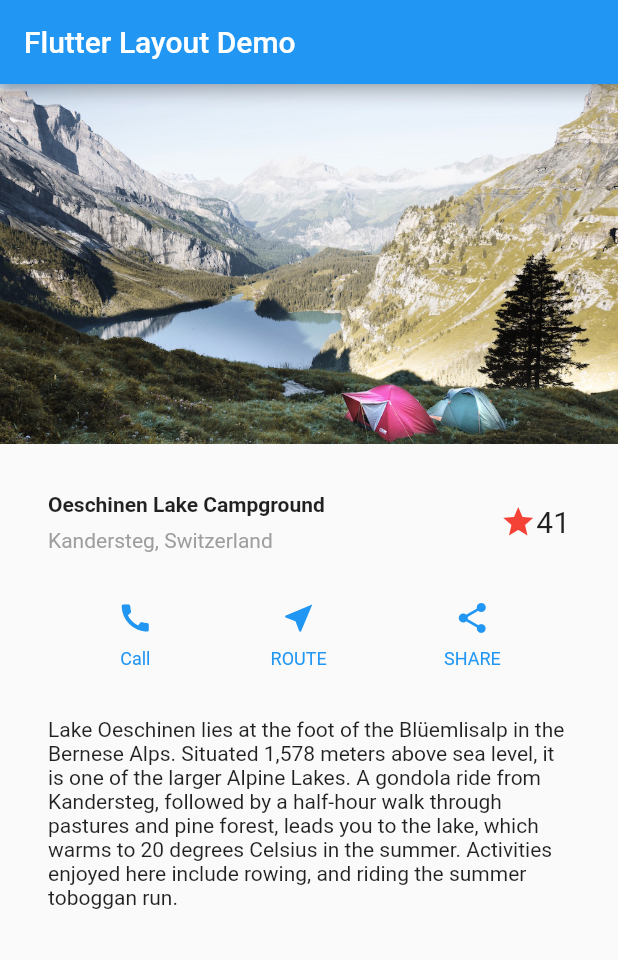
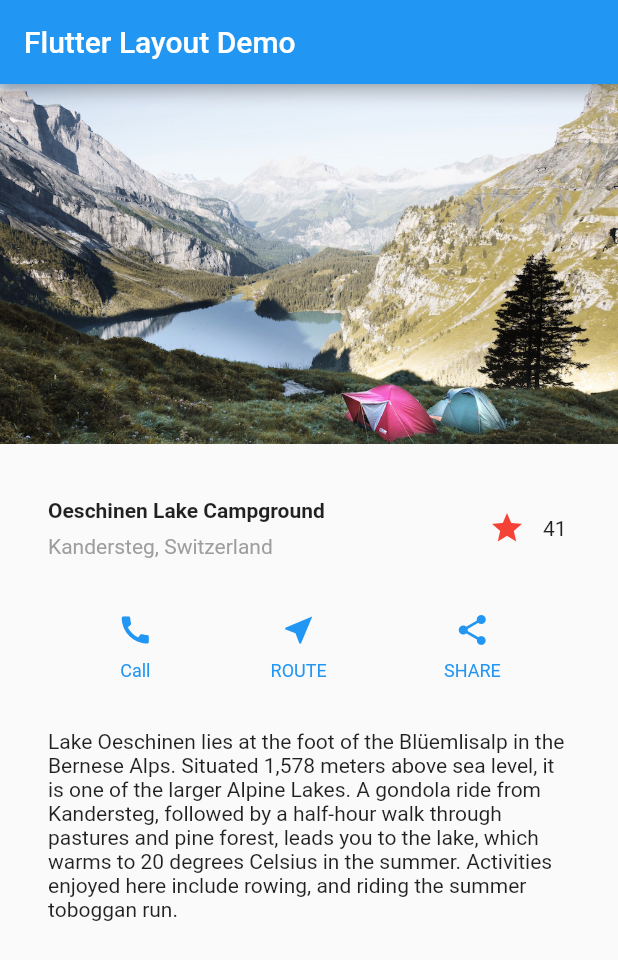
Before and after one commit to nirranthea/flutter-tutorial, a Flutter app: the screen it shows after launch, on a phone screen of 412 x 824 dp. Shown: the top 960 px of the screen. Run offline on Flutter 3.47's test engine with Material 2 defaults, Android fonts, the phone set to English and light mode, and no system bars.

```diff
--- a/lib/main.dart
+++ b/lib/main.dart
@@ -30,13 +30,8 @@ class MyApp extends StatelessWidget {
               ],
             ),
           ),
-          Column(children: <Widget>[Icon(Icons.star, color: Colors.red[500])]),
           Column(children: <Widget>[
-            Text(
-              '41',
-              style: TextStyle(fontSize: 20.0),
-            )
-          ]),
+            FavouriteWidget()]),
         ],
       ),
     );
@@ -128,3 +123,49 @@ class MyApp extends StatelessWidget {
     );
   }
 }
+
+//TODO: II-1 create a stateful widget
+class FavouriteWidget extends StatefulWidget{
+  @override
+  _FavouriteWidgetState createState() => _FavouriteWidgetState();
+}
+
+class _FavouriteWidgetState extends State<FavouriteWidget>{
+  bool _isFavourited = true;
+  int _favouriteCount = 41;
+
+  void _toggleFavourite() {
+    setState((){
+      if (_isFavourited){
+        _favouriteCount -= 1;
+        _isFavourited = false;
+      } else{
+        _favouriteCount += 1;
+        _isFavourited = true;
+      }
+    });
+  }
+
+  @override
+  Widget build(BuildContext context){
+    return Row(
+      mainAxisSize: MainAxisSize.min,
+      children: [
+        Container(
+          padding: EdgeInsets.all(0),
+          child: IconButton(
+            icon: (_isFavourited ? Icon(Icons.star) : Icon(Icons.star_border)),
+            color: Colors.red[500],
+            onPressed: _toggleFavourite,
+          ),
+        ),
+        SizedBox(
+          width: 18,
+            child: Container(
+              child: Text('$_favouriteCount'),
+            ),
+        ),
+      ],
+    );
+  }
+}
```
